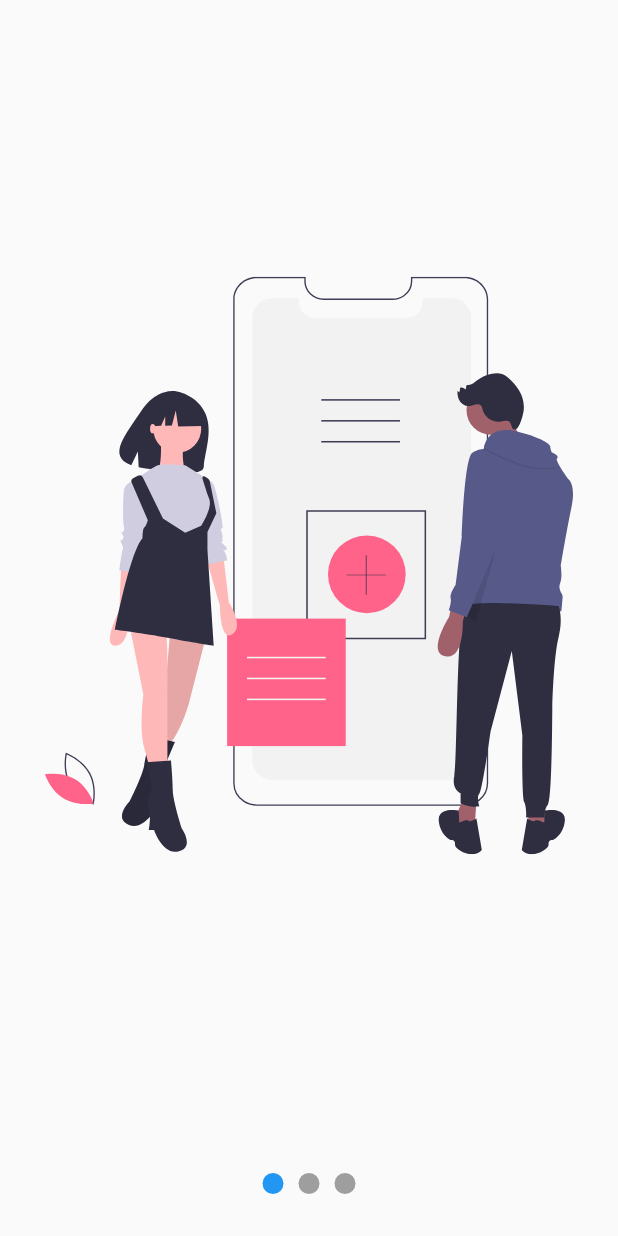
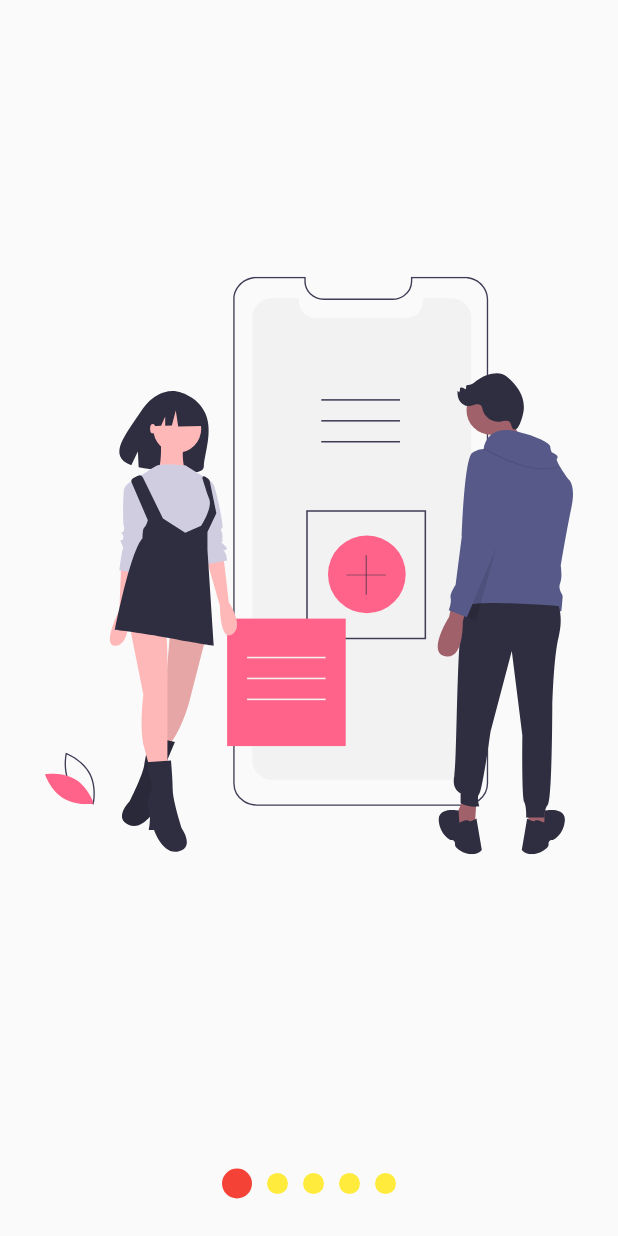
Before and after one commit to eliezerantonio/desenhos_animacoes, a Flutter app: the screen it shows after launch, on a phone screen of 412 x 824 dp. Run offline on Flutter 3.47's test engine with Material 2 defaults, Android fonts, the phone set to English and light mode, and no system bars; our stand-ins replace animate_do, assets_audio_player, flutter_svg, font_awesome_flutter.

Commit message:
alternando cores

```diff
--- a/01_custom_painter/lib/src/pages/slideshow_page.dart
+++ b/01_custom_painter/lib/src/pages/slideshow_page.dart
@@ -7,6 +7,9 @@
   Widget build(BuildContext context) {
     return Scaffold(
       body: Slideshow(
+        pointsAbove: false,
+        primaryColor: Colors.red,
+        secudaryColor: Colors.yellow,
         slides: [
           SvgPicture.asset("assets/slide-1.svg"),
           SvgPicture.asset("assets/slide-2.svg"),
--- a/01_custom_painter/lib/src/widgets/slideshow.dart
+++ b/01_custom_painter/lib/src/widgets/slideshow.dart
@@ -4,17 +4,30 @@
 
 class Slideshow extends StatelessWidget {
   final List<Widget> slides;
-  Slideshow({@required this.slides});
+  final bool pointsAbove;
+  final Color primaryColor;
+  final Color secudaryColor;
+  Slideshow({
+    @required this.slides,
+    this.pointsAbove = false,
+    this.primaryColor = Colors.blue,
+    this.secudaryColor = Colors.grey,
+  });
   @override
   Widget build(BuildContext context) {
     return ChangeNotifierProvider(
       create: (_) => new SliderModel(),
-      child: Center(
-        child: Column(
-          children: [
-            Expanded(child: _Slides(this.slides)),
-            _Dots(),
-          ],
+      child: SafeArea(
+        child: Center(
+          child: Column(
+            children: [
+              if (this.pointsAbove)
+                _Dots(this.slides.length, primaryColor, secudaryColor),
+              Expanded(child: _Slides(this.slides)),
+              if (!this.pointsAbove)
+                _Dots(this.slides.length, primaryColor, secudaryColor),
+            ],
+          ),
         ),
       ),
     );
@@ -22,8 +35,10 @@
 }
 
 class _Dots extends StatelessWidget {
-  const _Dots({Key key}) : super(key: key);
-
+  final int totalSlides;
+  final Color primaryColor;
+  final Color secudaryColor;
+  _Dots(this.totalSlides, this.primaryColor, this.secudaryColor);
   @override
   Widget build(BuildContext context) {
     return Container(
@@ -31,31 +46,30 @@
       height: 70,
       child: Row(
         mainAxisAlignment: MainAxisAlignment.center,
-        children: [
-          _Dot(0),
-          _Dot(1),
-          _Dot(2),
-        ],
+        children: List.generate(this.totalSlides,
+            (index) => _Dot(index, primaryColor, secudaryColor)),
       ),
     );
   }
 }
 
 class _Dot extends StatelessWidget {
-  _Dot(this.index);
+  _Dot(this.index, this.primaryColor, this.secudaryColor);
   final int index;
+  final Color primaryColor;
+  final Color secudaryColor;
   @override
   Widget build(BuildContext context) {
     final pageViewIndex = context.watch<SliderModel>().currentPage;
+    final condition =
+        (pageViewIndex >= index - 0.5 && pageViewIndex < index + 0.5);
     return AnimatedContainer(
       duration: Duration(milliseconds: 200),
-      width: 14,
+      width: condition ? 20 : 14,
       margin: EdgeInsets.symmetric(horizontal: 5),
-      height: 14,
+      height: condition ? 20 : 14,
       decoration: BoxDecoration(
-        color: (pageViewIndex >= index - 0.5 && pageViewIndex < index + 0.5)
-            ? Colors.blue
-            : Colors.grey,
+        color: condition ? primaryColor : secudaryColor,
         shape: BoxShape.circle,
       ),
     );
@@ -96,13 +110,7 @@
       child: PageView(
           controller: pageViewController,
           physics: BouncingScrollPhysics(),
-          children: widget.slides.map((slide) => _Slide(slide)).toList()
-          //, children: [
-          //   _Slide("assets/slide-1.svg"),
-          //   _Slide("assets/slide-2.svg"),
-          //   _Slide("assets/slide-3.svg"),
-          // ],
-          ),
+          children: widget.slides.map((slide) => _Slide(slide)).toList()),
     );
   }
 }
```
Also changed, not shown: 1 other file.
